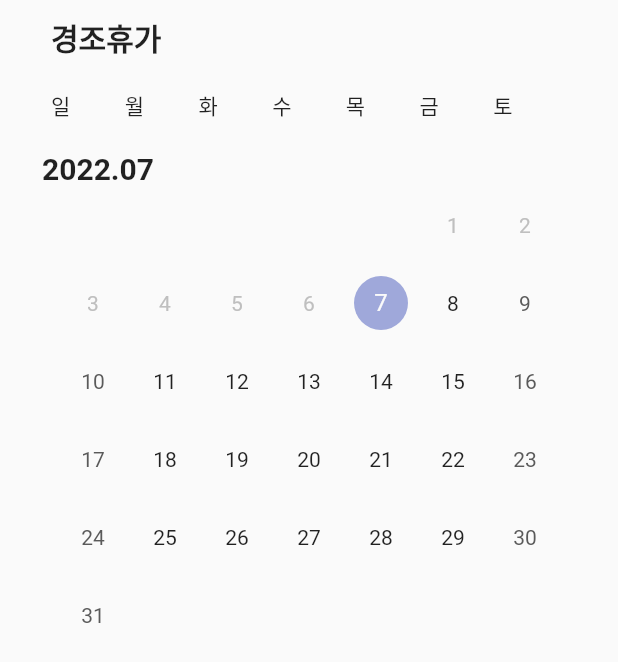
After one commit to kobums/flutter_component, a Flutter app: the CalendarScreen screen opened directly, on a phone screen of 412 x 824 dp. The commit adds this screen. Shown: the top 662 px of the screen. Run offline on Flutter 3.47's test engine with Material 2 defaults, Android fonts, the phone set to English and light mode, and no system bars; drawn by our look-alikes of table_calendar; our stand-ins replace flutter_secure_storage, get; accounts and stored records are empty.

Commit message:
calendar 추가

```diff
--- a/lib/main.dart
+++ b/lib/main.dart
@@ -11,7 +11,7 @@ void main() {
     GetMaterialApp(
       debugShowCheckedModeBanner: false,
       theme: ThemeData(
-        primarySwatch: Colors.pink,
+        // primarySwatch: Colors.pink,
         appBarTheme: const AppBarTheme(
           backgroundColor: Colors.black,
         ),
--- /dev/null
+++ b/lib/screens/calendar_screen.dart
@@ -0,0 +1,93 @@
+import 'package:flutter/material.dart';
+import 'package:intl/intl.dart';
+import 'package:table_calendar/table_calendar.dart';
+
+class CalendarScreen extends StatelessWidget {
+  CalendarScreen({Key? key}) : super(key: key);
+  String todayYear = DateFormat('yyyy').format(DateTime.now());
+  String todayMonth = DateFormat('MM').format(DateTime.now());
+  String todayDay = DateFormat('dd').format(DateTime.now());
+
+  @override
+  Widget build(BuildContext context) {
+    String lastDay = DateFormat('dd')
+        .format(DateTime(int.parse(todayYear), int.parse(todayMonth) + 1, 0));
+    return Scaffold(
+        body: Padding(
+      padding: const EdgeInsets.symmetric(horizontal: 24.0),
+      child: Column(crossAxisAlignment: CrossAxisAlignment.center, children: <
+          Widget>[
+        Padding(
+          padding: const EdgeInsets.symmetric(horizontal: 10.0, vertical: 10.0),
+          child: Column(
+            crossAxisAlignment: CrossAxisAlignment.stretch,
+            children: <Widget>[
+              const Text(
+                '경조휴가',
+                style: TextStyle(fontSize: 20, fontWeight: FontWeight.bold),
+              ),
+              const SizedBox(height: 20),
+              Row(
+                crossAxisAlignment: CrossAxisAlignment.center,
+                children: const [
+                  Expanded(child: Text('일')),
+                  Expanded(child: Text('월')),
+                  Expanded(child: Text('화')),
+                  Expanded(child: Text('수')),
+                  Expanded(child: Text('목')),
+                  Expanded(child: Text('금')),
+                  Expanded(child: Text('토')),
+                ],
+              ),
+            ],
+          ),
+        ),
+        Padding(
+          padding: const EdgeInsets.symmetric(horizontal: 4.0, vertical: 10.0),
+          child: Column(
+            crossAxisAlignment: CrossAxisAlignment.stretch,
+            children: <Widget>[
+              Text(
+                '$todayYear.$todayMonth',
+                style:
+                    const TextStyle(fontSize: 20, fontWeight: FontWeight.bold),
+              ),
+              Padding(
+                padding: const EdgeInsets.symmetric(
+                  horizontal: 10.0,
+                ),
+                child: TableCalendar(
+                  focusedDay: DateTime.now(),
+                  firstDay: DateTime.utc(int.parse(todayYear),
+                      int.parse(todayMonth), int.parse(todayDay)),
+                  lastDay: DateTime.utc(int.parse(todayYear),
+                      int.parse(todayMonth), int.parse(lastDay)),
+                  headerVisible: false,
+                  daysOfWeekVisible: false,
+                  calendarBuilders: CalendarBuilders(
+                    dowBuilder: (context, day) {
+                      if (day.weekday == DateTime.sunday) {
+                        final text = DateFormat.E().format(day);
+
+                        return Center(
+                          child: Text(
+                            text,
+                            style: const TextStyle(color: Colors.red),
+                          ),
+                        );
+                      }
+                      return null;
+                    },
+                  ),
+                  calendarStyle: const CalendarStyle(
+                    outsideDaysVisible: false,
+                  ),
+                ),
+              )
+            ],
+          ),
+        ),
+      ]),
+    ));
+  }
+}
--- a/lib/screens/main_screen.dart
+++ b/lib/screens/main_screen.dart
@@ -3,6 +3,7 @@ import 'dart:developer';
 import 'package:flutter/cupertino.dart';
 import 'package:flutter/material.dart';
 import 'package:flutter_component/controller/main_controller.dart';
+import 'package:flutter_component/screens/date_range_screen.dart';
 import 'package:flutter_component/screens/hero_screen.dart';
 import 'package:flutter_component/screens/profile/profile_screen.dart';
 import 'package:flutter_component/screens/row_scroll_screen.dart';
@@ -13,7 +14,8 @@ List<Widget> screenList = [
   RowScrollScreen(),
   const PictureScreen(),
   const HeroScreen(),
-  ProfileScreen(),
+  // CalendarScreen(),
+  DateRangeScreen(),
   ProfileScreen(),
 ];
 
--- a/pubspec.yaml
+++ b/pubspec.yaml
@@ -15,6 +15,12 @@ dependencies:
   google_fonts: ^2.3.3
   shared_preferences:
   flutter_secure_storage:
+  intl:
+  table_calendar:
+  syncfusion_flutter_datepicker:
+  flutter_localizations:
+    sdk: flutter
+  flutter_cupertino_localizations:
 
 dev_dependencies:
   flutter_test:
```
Also changed, not shown: lib/screens/date_range_screen.dart (added, +263 -0 lines), pubspec.lock.
